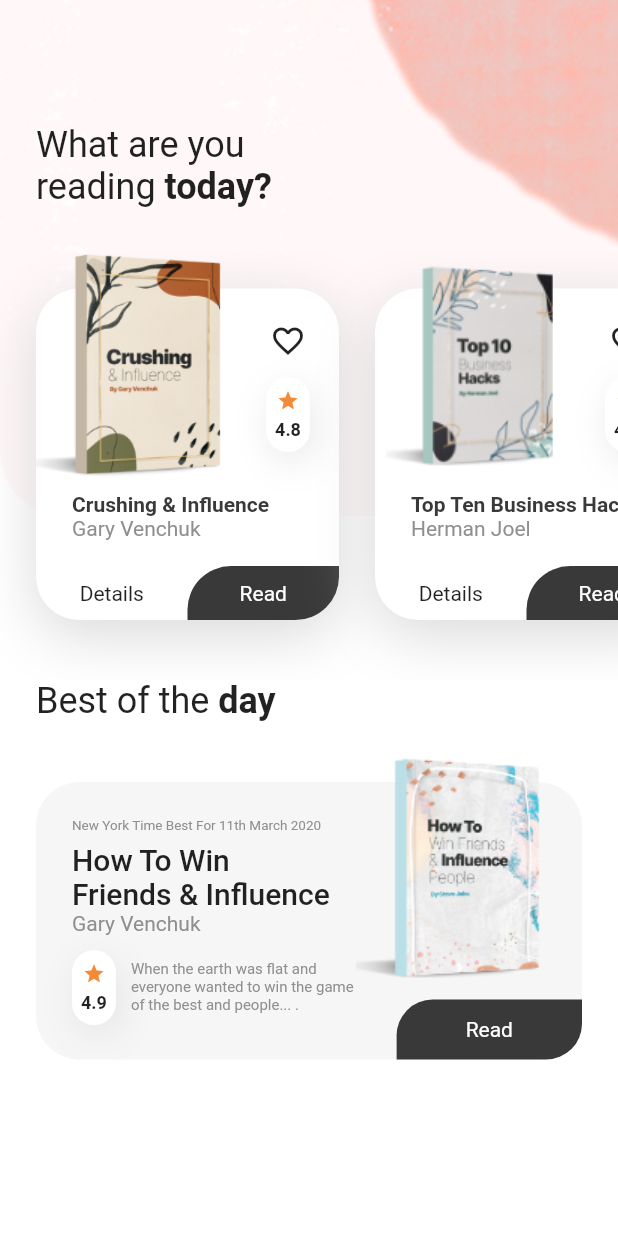
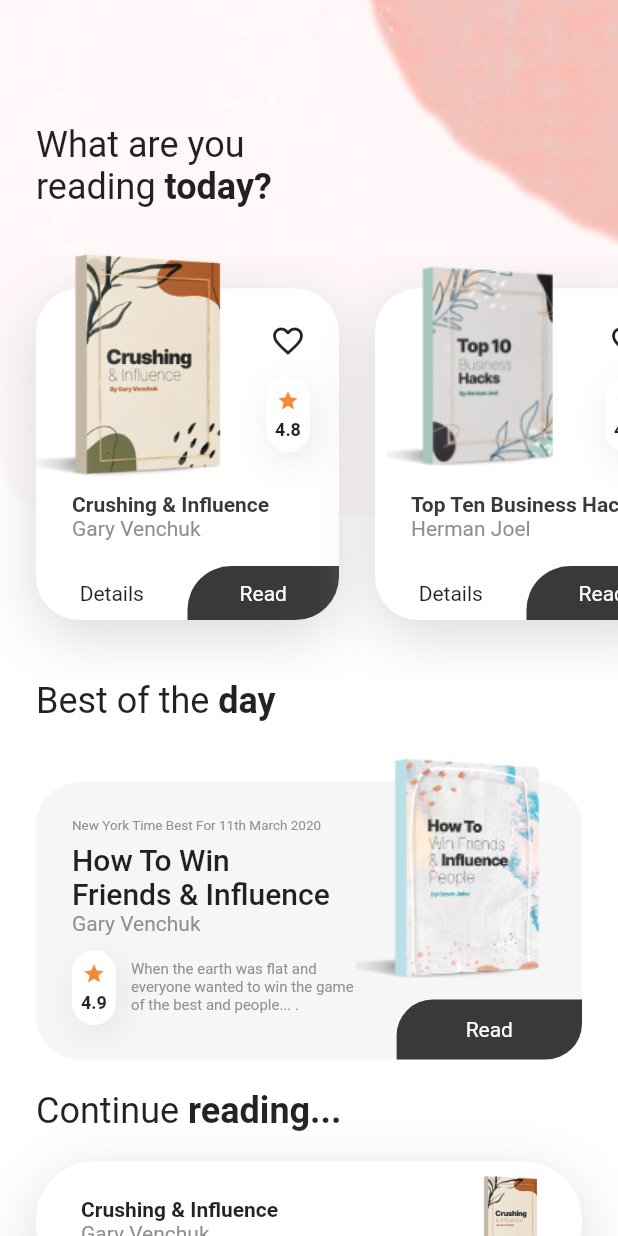
Before and after one commit to kharioki/Book-app, a Flutter app: the HomeScreen screen opened directly, on a phone screen of 412 x 824 dp. Run offline on Flutter 3.47's test engine with Material 2 defaults, Android fonts, the phone set to English and light mode, and no system bars.

Commit message:
continue reading widget

```diff
--- a/lib/screens/home_screen.dart
+++ b/lib/screens/home_screen.dart
@@ -9,7 +9,11 @@ class HomeScreen extends StatelessWidget {
   Widget build(BuildContext context) {
     var size = MediaQuery.of(context).size;
     return Scaffold(
-      body: Container(
+      body: SingleChildScrollView(
+        child: Column(
+          crossAxisAlignment: CrossAxisAlignment.start,
+          children: <Widget>[
+            Container(
               width: double.infinity,
               decoration: BoxDecoration(
                 image: DecorationImage(
@@ -84,6 +88,104 @@ class HomeScreen extends StatelessWidget {
                           ),
                         ),
                         bestOfTheDayCard(size, context),
+                        RichText(
+                          text: TextSpan(
+                            style: Theme.of(context).textTheme.headline5,
+                            children: [
+                              TextSpan(text: 'Continue '),
+                              TextSpan(
+                                text: 'reading...',
+                                style: TextStyle(fontWeight: FontWeight.bold),
+                              ),
+                            ],
+                          ),
+                        ),
+                        SizedBox(height: 20),
+                        Container(
+                          height: 80,
+                          width: double.infinity,
+                          decoration: BoxDecoration(
+                            color: Colors.white,
+                            borderRadius: BorderRadius.circular(38.5),
+                            boxShadow: [
+                              BoxShadow(
+                                offset: Offset(0, 10),
+                                blurRadius: 33,
+                                color: Color(0xFFD3D3D3).withOpacity(0.84),
+                              ),
+                            ],
+                          ),
+                          child: ClipRRect(
+                            borderRadius: BorderRadius.circular(38.5),
+                            child: Column(
+                              crossAxisAlignment: CrossAxisAlignment.start,
+                              children: <Widget>[
+                                Expanded(
+                                  child: Padding(
+                                    padding: EdgeInsets.only(
+                                      left: 30.0,
+                                      right: 20.0,
+                                    ),
+                                    child: Row(
+                                      children: <Widget>[
+                                        Expanded(
+                                          child: Column(
+                                            mainAxisAlignment:
+                                                MainAxisAlignment.end,
+                                            crossAxisAlignment:
+                                                CrossAxisAlignment.start,
+                                            children: <Widget>[
+                                              Text(
+                                                'Crushing & Influence',
+                                                style: TextStyle(
+                                                  fontWeight: FontWeight.bold,
+                                                ),
+                                              ),
+                                              Text(
+                                                'Gary Venchuk',
+                                                style: TextStyle(
+                                                  color: kLightBlackColor,
+                                                ),
+                                              ),
+                                              Align(
+                                                alignment:
+                                                    Alignment.bottomRight,
+                                                child: Text(
+                                                  'Chapter 7 of 10',
+                                                  style: TextStyle(
+                                                    fontSize: 10,
+                                                    color: kLightBlackColor,
+                                                  ),
+                                                ),
+                                              ),
+                                              SizedBox(height: 5),
+                                            ],
+                                          ),
+                                        ),
+                                        Image.asset(
+                                          'assets/book-1.png',
+                                          width: 55,
+                                        ),
+                                      ],
+                                    ),
+                                  ),
+                                ),
+                                Container(
+                                  height: 7,
+                                  width: size.width * 0.65,
+                                  decoration: BoxDecoration(
+                                    color: kProgressIndicator,
+                                    borderRadius: BorderRadius.circular(7),
+                                  ),
+                                ),
+                              ],
+                            ),
+                          ),
+                        ),
+                        SizedBox(height: 40),
+                      ],
+                    ),
+                  ),
                 ],
               ),
             ),
```
Lines whose indentation alone changed are shown as unchanged.
